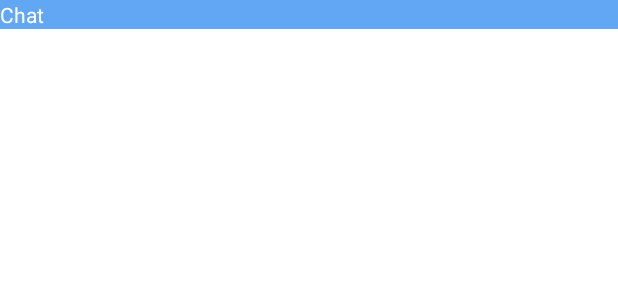
After one commit to koralduel/Mesablet, an Android app: the layout activity_chat.xml on its own in the app's theme, with its tools: preview values and no code run, on a phone screen of 412 x 824 dp. The commit adds this screen. Shown: the top 300 px of the screen. Run offline under Robolectric (Android 15) with nearby library versions, the light colour scheme and no system bars; Roboto replaces fonts that are not available here.

Commit message:
fix view model + new chat class

```diff
--- a/app/src/main/AndroidManifest.xml
+++ b/app/src/main/AndroidManifest.xml
@@ -12,6 +12,9 @@
         android:roundIcon="@mipmap/ic_launcher_round"
         android:supportsRtl="true"
         android:theme="@style/Theme.Mesablet">
+        <activity
+            android:name=".activities.chat"
+            android:exported="false" />
         <activity
             android:name=".activities.MessagePage"
             android:exported="false" />
--- a/app/src/main/java/com/example/mesablet/RegisterFragment.java
+++ b/app/src/main/java/com/example/mesablet/RegisterFragment.java
@@ -14,7 +14,7 @@ import androidx.annotation.NonNull;
 import androidx.annotation.Nullable;
 import androidx.fragment.app.Fragment;
 
-import com.example.mesablet.activities.LoginPage;
+import com.example.mesablet.activities.HomePage;
 import com.google.android.gms.tasks.OnCompleteListener;
 import com.google.android.gms.tasks.OnSuccessListener;
 import com.google.android.gms.tasks.Task;
@@ -110,7 +110,7 @@ public class RegisterFragment extends Fragment {
                             public void onComplete(@NonNull Task<Void> task) {
                                 if (task.isSuccessful()) {
                                     Toast.makeText(getActivity(), R.string.registerSuccessfully, Toast.LENGTH_SHORT).show();
-                                    Intent intent = new Intent(getActivity(), LoginPage.class);
+                                    Intent intent = new Intent(getActivity(), HomePage.class);
                                     intent.addFlags(Intent.FLAG_ACTIVITY_CLEAR_TASK | Intent.FLAG_ACTIVITY_NEW_TASK);
                                     startActivity(intent);
                                 }
--- a/app/src/main/java/com/example/mesablet/activities/HomePage.java
+++ b/app/src/main/java/com/example/mesablet/activities/HomePage.java
@@ -1,4 +1,6 @@
 package com.example.mesablet.activities;
+
+import static java.util.UUID.randomUUID;
 
 import android.content.Intent;
 import android.net.Uri;
@@ -66,7 +68,8 @@ public class HomePage extends AppCompatActivity {
         List<Post> posts =new ArrayList<>();
         Uri image = Uri.parse("android.resource://com.example.mesablet/drawable/ic_image");
         Uri profilePhoto = Uri.parse("android.resource://com.example.mesablet/drawable/ic_image");
-        posts.add(new Post(profilePhoto.toString(),"koral duel",image.toString(),"new post",0,"Ashkenazi 68,Tel Aviv","50-60"));
+        String id=randomUUID().toString();
+        posts.add(new Post(id,profilePhoto.toString(),"koral duel",image.toString(),"new post",0,"Ashkenazi 68,Tel Aviv","50-60"));
         RecyclerView recyclerView = findViewById(R.id.RV_post);
         recyclerView.setLayoutManager(new LinearLayoutManager(this));
         adapter =new Adapter_post(this,posts);
--- a/app/src/main/java/com/example/mesablet/adapters/Adapter_post.java
+++ b/app/src/main/java/com/example/mesablet/adapters/Adapter_post.java
@@ -72,9 +72,9 @@ public class Adapter_post extends RecyclerView.Adapter<Adapter_post.ViewHolder>{
 
     }
 
-    private void downloadImage(int id, String type, String publisher_image)
+    private void downloadImage(String id, String type, String publisher_image)
     {
-        storageReference.child(""+id).child(type).child(publisher_image);
+        storageReference.child(id).child(type).child(publisher_image);
         try {
             bitmap = null;
             File localFile = File.createTempFile("tempfile",".jpeg");
--- a/app/src/main/java/com/example/mesablet/data/LocalDatabase.java
+++ b/app/src/main/java/com/example/mesablet/data/LocalDatabase.java
@@ -21,7 +21,7 @@ public abstract class LocalDatabase extends RoomDatabase {
         if (instance == null) {
             instance = Room.databaseBuilder(mesablet.context.getApplicationContext(),
                     LocalDatabase.class,
-                    mesablet.context.getString(R.string.LocalDB)).build();
+                    mesablet.context.getString(R.string.dblocal)).build();
         }
         return instance;
     }
--- /dev/null
+++ b/app/src/main/res/layout/activity_chat.xml
@@ -0,0 +1,31 @@
+<?xml version="1.0" encoding="utf-8"?>
+<RelativeLayout xmlns:android="http://schemas.android.com/apk/res/android"
+    xmlns:app="http://schemas.android.com/apk/res-auto"
+    xmlns:tools="http://schemas.android.com/tools"
+    android:layout_width="match_parent"
+    android:layout_height="match_parent"
+    tools:context=".activities.chat">
+
+    <LinearLayout
+        android:id="@+id/LL_top_chat"
+        android:layout_width="match_parent"
+        android:layout_height="wrap_content"
+        android:layout_alignParentStart="true"
+        android:layout_alignParentEnd="true"
+        android:layout_marginStart="0dp"
+        android:layout_marginTop="0dp"
+        android:layout_marginEnd="0dp"
+        android:background="@color/appBlue"
+        android:orientation="horizontal">
+
+        <TextView
+            android:id="@+id/TV_chat_title"
+            android:layout_width="wrap_content"
+            android:layout_height="wrap_content"
+            android:text="@string/chat"
+            android:textColor="@color/white"
+            />
+
+    </LinearLayout>
+
+</RelativeLayout>
--- a/app/src/main/res/values/strings.xml
+++ b/app/src/main/res/values/strings.xml
@@ -25,7 +25,7 @@
     <string name="price">Price</string>
     <string name="enter_price">Enter_Price</string>
     <string name="description">Description</string>
-    <string name="LocalDB">LocalDB</string>
+    <string name="dblocal">DBlocal</string>
     <string name="user_name">UserName</string>
     <string name="add_post">Add post</string>
     <string name="messenger">messenger</string>
@@ -38,4 +38,5 @@
     <string name="registerSuccessfully">Register Successfully</string>
     <string name="errorRegister">You cannot register with this email or password</string>
     <string name="type_a_message">Type a message</string>
+    <string name="chat">Chat</string>
 </resources>
```
Also changed, not shown: app/src/main/java/com/example/mesablet/activities/chat.java (added, +16 -0 lines), app/src/main/java/com/example/mesablet/entities/Post.java (+9 -5 lines), app/src/main/res/layout/activity_message_page.xml (+13 -13 lines).
